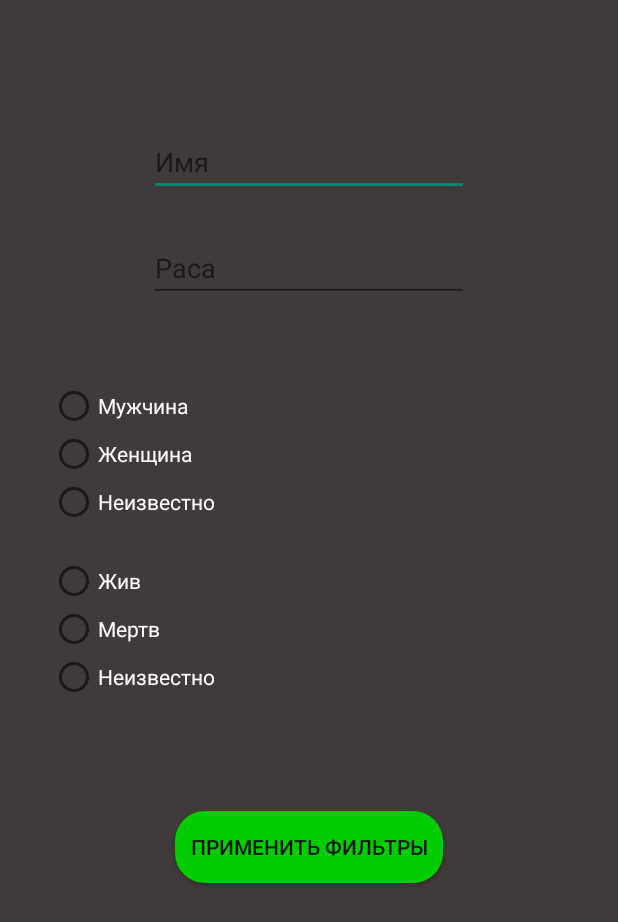
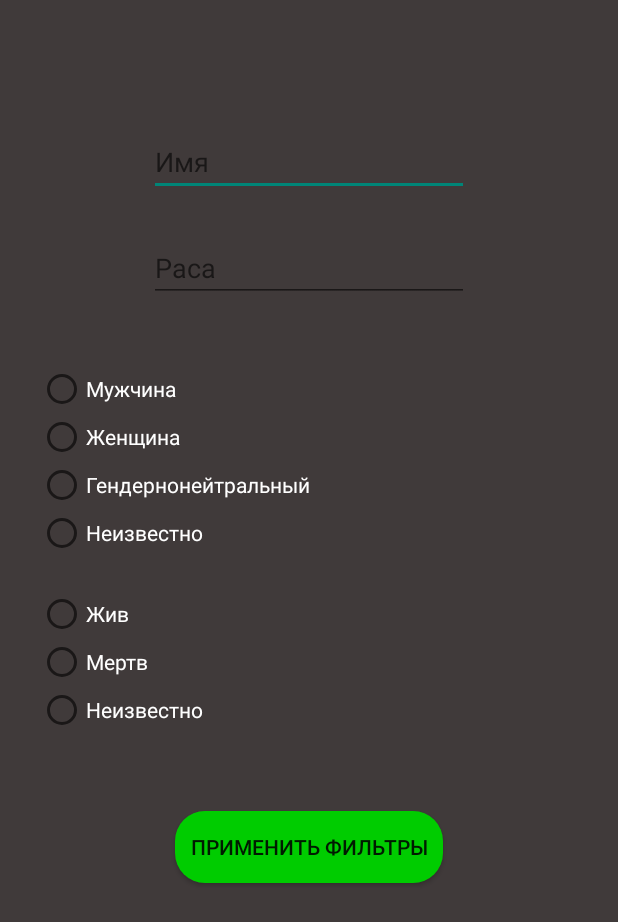
Before and after one commit to IgrayuVminecraftKakBozhenka/RickAndMortyApp, an Android app: the fragment FiltersFragment shown on its own in the app's theme, on a phone screen of 412 x 824 dp. Shown: the top 922 px of the screen. Run offline under Robolectric (Android 15) with nearby library versions, the phone set to English and light mode, and no system bars.

```diff
--- a/app/src/main/java/com/igrayuvminecraftkakbozhenka/rickandmortyapi/ui/filters/FiltersFragment.kt
+++ b/app/src/main/java/com/igrayuvminecraftkakbozhenka/rickandmortyapi/ui/filters/FiltersFragment.kt
@@ -19,15 +19,6 @@ class FiltersFragment: Fragment(), View.OnClickListener, RadioGroup.OnCheckedCha
     private lateinit var statusRadioGroup: RadioGroup
     private lateinit var setupButton: Button
 
-    private lateinit var maleRadioButton: RadioButton
-    private lateinit var femaleRadioButton: RadioButton
-    private lateinit var unknownGenderRadioButton: RadioButton
-
-    private lateinit var aliveRadioButton: RadioButton
-    private lateinit var deadRadioButton: RadioButton
-    private lateinit var unknownStatusRadioButton: RadioButton
-
-
     override fun onCreateView(
         inflater: LayoutInflater,
         container: ViewGroup?,
@@ -45,25 +36,29 @@ class FiltersFragment: Fragment(), View.OnClickListener, RadioGroup.OnCheckedCha
     private fun init() {
         nameInput = requireView().findViewById(R.id.input_name)
         speciesInput = requireView().findViewById(R.id.input_species)
+
         genderRadioGroup = requireView().findViewById(R.id.gender_radio_group)
+        genderRadioGroup.setOnCheckedChangeListener(this)
 
         statusRadioGroup = requireView().findViewById(R.id.status_radio_group)
+        statusRadioGroup.setOnCheckedChangeListener(this)
+
         setupButton = requireView().findViewById(R.id.setup_filters_button)
-
-        maleRadioButton = requireView().findViewById(R.id.male_radio_button)
-        femaleRadioButton = requireView().findViewById(R.id.female_radio_button)
-        unknownGenderRadioButton = requireView().findViewById(R.id.unknown_gender_radio_button)
-
-        aliveRadioButton = requireView().findViewById(R.id.alive_radio_button)
-        deadRadioButton = requireView().findViewById(R.id.dead_radio_button)
-        unknownStatusRadioButton = requireView().findViewById(R.id.unknown_status_radio_button)
     }
 
     override fun onClick(v: View?) {
-        TODO("Not yet implemented")
+
     }
 
     override fun onCheckedChanged(group: RadioGroup?, checkedId: Int) {
-        TODO("Not yet implemented")
+        when (checkedId) {
+            R.id.male_radio_button -> TODO()
+            R.id.female_radio_button -> TODO()
+            R.id.unknown_gender_radio_button -> TODO()
+
+            R.id.alive_radio_button -> TODO()
+            R.id.dead_radio_button -> TODO()
+            R.id.unknown_status_radio_button -> TODO()
+        }
     }
 }
--- a/app/src/main/res/layout/fragment_filter_settings.xml
+++ b/app/src/main/res/layout/fragment_filter_settings.xml
@@ -58,6 +58,13 @@
             android:textColor="@color/white" />
 
         <RadioButton
+            android:id="@+id/genderless_radio_button"
+            android:layout_width="wrap_content"
+            android:layout_height="wrap_content"
+            android:text="@string/genderless"
+            android:textColor="@color/white" />
+
+        <RadioButton
             android:id="@+id/unknown_gender_radio_button"
             android:layout_width="wrap_content"
             android:layout_height="wrap_content"
@@ -73,10 +80,10 @@
         android:layout_height="wrap_content"
         app:layout_constraintBottom_toBottomOf="parent"
         app:layout_constraintEnd_toEndOf="parent"
-        app:layout_constraintHorizontal_bias="0.11"
+        app:layout_constraintHorizontal_bias="0.084"
         app:layout_constraintStart_toStartOf="parent"
         app:layout_constraintTop_toTopOf="parent"
-        app:layout_constraintVertical_bias="0.51">
+        app:layout_constraintVertical_bias="0.54">
 
         <RadioButton
             android:id="@+id/alive_radio_button"
--- a/app/src/main/res/values/strings.xml
+++ b/app/src/main/res/values/strings.xml
@@ -17,5 +17,6 @@
     <string name="unknown">Неизвестно</string>
     <string name="male">Мужчина</string>
     <string name="female">Женщина</string>
+    <string name="genderless">Гендернонейтральный</string>
     <string name="setup_filters">Применить фильтры</string>
 </resources>
```
Also changed, not shown: app/src/main/java/com/igrayuvminecraftkakbozhenka/rickandmortyapi/ui/filters/Parameters.kt (added, +17 -0 lines).
